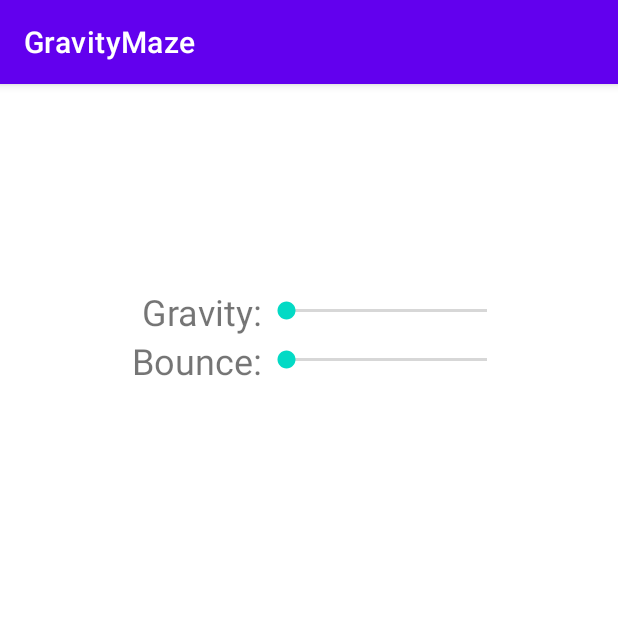
After one commit to spencerparkin/GravityMaze, an Android app: the OptionsActivity screen opened directly, with no data from a screen before it, on a phone screen of 412 x 824 dp, the top half of it. The commit adds this screen. Run offline under Robolectric (Android 15) with nearby library versions, the phone set to English and light mode, and no system bars.

Commit message:
Try to start an options activity...the UI builder is very frustrating.

```diff
--- a/app/src/main/AndroidManifest.xml
+++ b/app/src/main/AndroidManifest.xml
@@ -13,6 +13,9 @@
         android:supportsRtl="true"
         android:theme="@style/Theme.GravityMaze"
         tools:targetApi="31">
+        <activity
+            android:name=".OptionsActivity"
+            android:exported="false" />
         <activity
             android:name=".MainMenu"
             android:exported="true">
--- a/app/src/main/java/com/spencer/gravitymaze/MainMenu.kt
+++ b/app/src/main/java/com/spencer/gravitymaze/MainMenu.kt
@@ -16,5 +16,11 @@ class MainMenu : AppCompatActivity() {
             val intent = Intent(this, MainActivity::class.java)
             startActivity(intent)
         }
+
+        findViewById<Button>(R.id.tweak_options).setOnClickListener {
+            Log.d("GRAVITY MAZE", "User tapped options button.")
+            val intent = Intent(this, OptionsActivity::class.java)
+            startActivity(intent)
+        }
     }
 }
--- /dev/null
+++ b/app/src/main/java/com/spencer/gravitymaze/OptionsActivity.kt
@@ -0,0 +1,11 @@
+package com.spencer.gravitymaze
+
+import androidx.appcompat.app.AppCompatActivity
+import android.os.Bundle
+
+class OptionsActivity : AppCompatActivity() {
+    override fun onCreate(savedInstanceState: Bundle?) {
+        super.onCreate(savedInstanceState)
+        setContentView(R.layout.activity_options)
+    }
+}
--- a/app/src/main/res/layout/activity_main_menu.xml
+++ b/app/src/main/res/layout/activity_main_menu.xml
@@ -30,11 +30,12 @@
         android:id="@+id/game_explanation"
         android:layout_width="359dp"
         android:layout_height="138dp"
+        android:layout_marginTop="44dp"
         android:text="Welcome to Gravity Maze, the most a-maze-ing game ever invented for a mobile device!  You are on a quest to save the universe!  Unless you complete all the mazes, the evil queen (who's name is not pronouncable by humans) from beyond the outer rim will destroy the universe using the evil magic that exhudes forth from her nostrils.  Can we count on you?"
         android:textAlignment="center"
         app:layout_constraintEnd_toEndOf="parent"
         app:layout_constraintStart_toStartOf="parent"
-        tools:layout_editor_absoluteY="49dp" />
+        app:layout_constraintTop_toTopOf="parent" />
 
     <TextView
         android:id="@+id/game_stats"
--- /dev/null
+++ b/app/src/main/res/layout/activity_options.xml
@@ -0,0 +1,65 @@
+<?xml version="1.0" encoding="utf-8"?>
+<androidx.constraintlayout.widget.ConstraintLayout xmlns:android="http://schemas.android.com/apk/res/android"
+    xmlns:app="http://schemas.android.com/apk/res-auto"
+    xmlns:tools="http://schemas.android.com/tools"
+    android:layout_width="match_parent"
+    android:layout_height="match_parent"
+    tools:context=".OptionsActivity">
+
+    <TableLayout
+        android:layout_width="323dp"
+        android:layout_height="499dp"
+        android:layout_marginStart="1dp"
+        android:layout_marginTop="2dp"
+        android:layout_marginEnd="1dp"
+        app:layout_constraintBottom_toBottomOf="parent"
+        app:layout_constraintEnd_toEndOf="parent"
+        app:layout_constraintStart_toStartOf="parent"
+        app:layout_constraintTop_toTopOf="parent">
+
+        <TableRow
+            android:layout_width="match_parent"
+            android:layout_height="163dp"
+            android:orientation="vertical">
+
+            <TextView
+                android:id="@+id/textView2"
+                android:layout_width="wrap_content"
+                android:layout_height="wrap_content"
+                android:text="Gravity:"
+                android:textAlignment="viewEnd"
+                android:textSize="24sp" />
+
+            <SeekBar
+                android:id="@+id/seekBarGravity"
+                android:layout_width="123dp"
+                android:layout_height="match_parent" />
+        </TableRow>
+
+        <TableRow
+            android:layout_width="match_parent"
+            android:layout_height="match_parent">
+
+            <TextView
+                android:id="@+id/textView3"
+                android:layout_width="130dp"
+                android:layout_height="wrap_content"
+                android:text="Bounce:"
+                android:textAlignment="viewEnd"
+                android:textSize="24sp" />
+
+            <SeekBar
+                android:id="@+id/seekBarBounce"
+                android:layout_width="166dp"
+                android:layout_height="match_parent" />
+        </TableRow>
+
+        <TableRow
+            android:layout_width="match_parent"
+            android:layout_height="match_parent" />
+
+        <TableRow
+            android:layout_width="match_parent"
+            android:layout_height="match_parent" />
+    </TableLayout>
+</androidx.constraintlayout.widget.ConstraintLayout>
```
